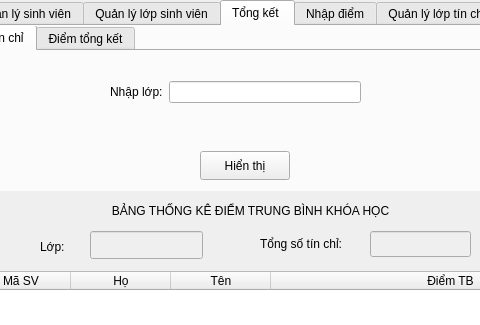
First picture: the form in TestQT/mainwindow.ui, repository QuyenNDD/CTDL-GT, before the edit; both pictures show x 148 to 628 and y 0 to 325 of the 800 by 575 pixel window.
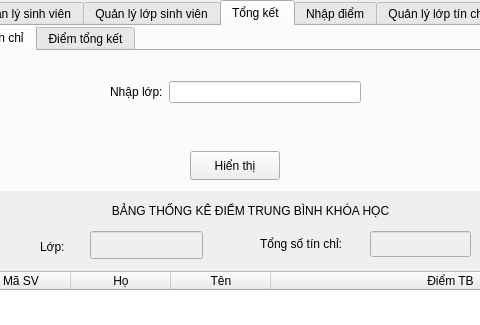
Second picture: the form after the edit. The open tabs and pages were chosen to show the change.

```diff
--- a/TestQT/mainwindow.ui
+++ b/TestQT/mainwindow.ui
@@ -853,7 +853,7 @@
        <widget class="QPushButton" name="btnDiemTB">
         <property name="geometry">
          <rect>
-          <x>350</x>
+          <x>340</x>
           <y>100</y>
           <width>90</width>
           <height>29</height>
```
Left out of the diff: 4 changed lines with no effect on the pictures.
